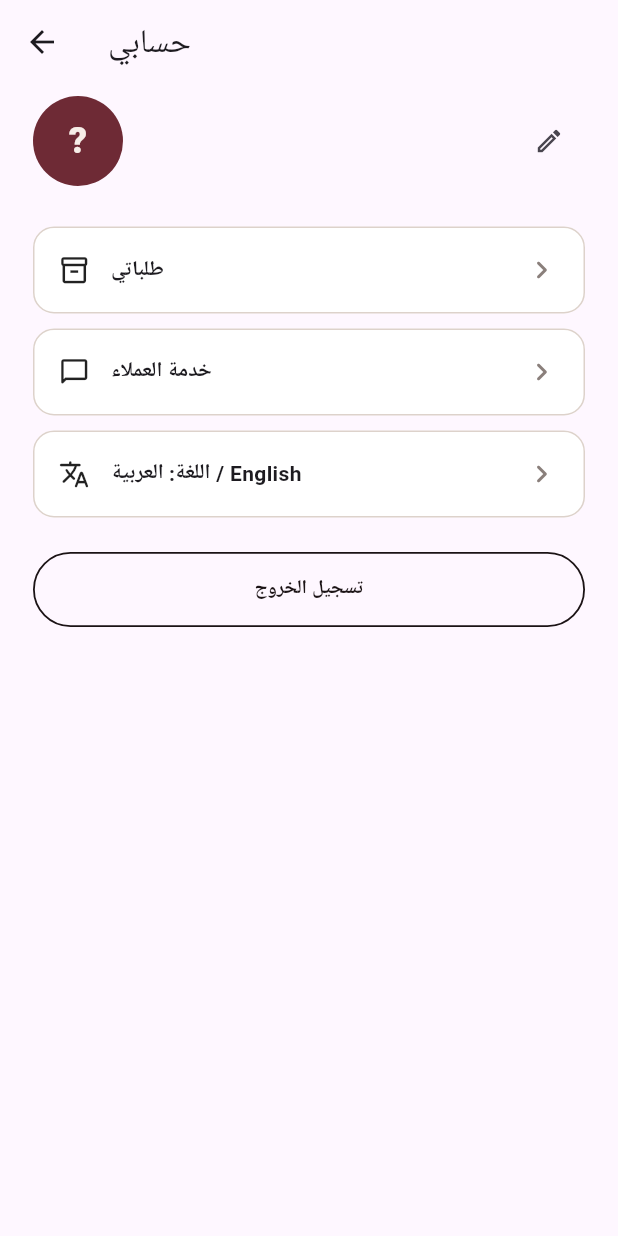
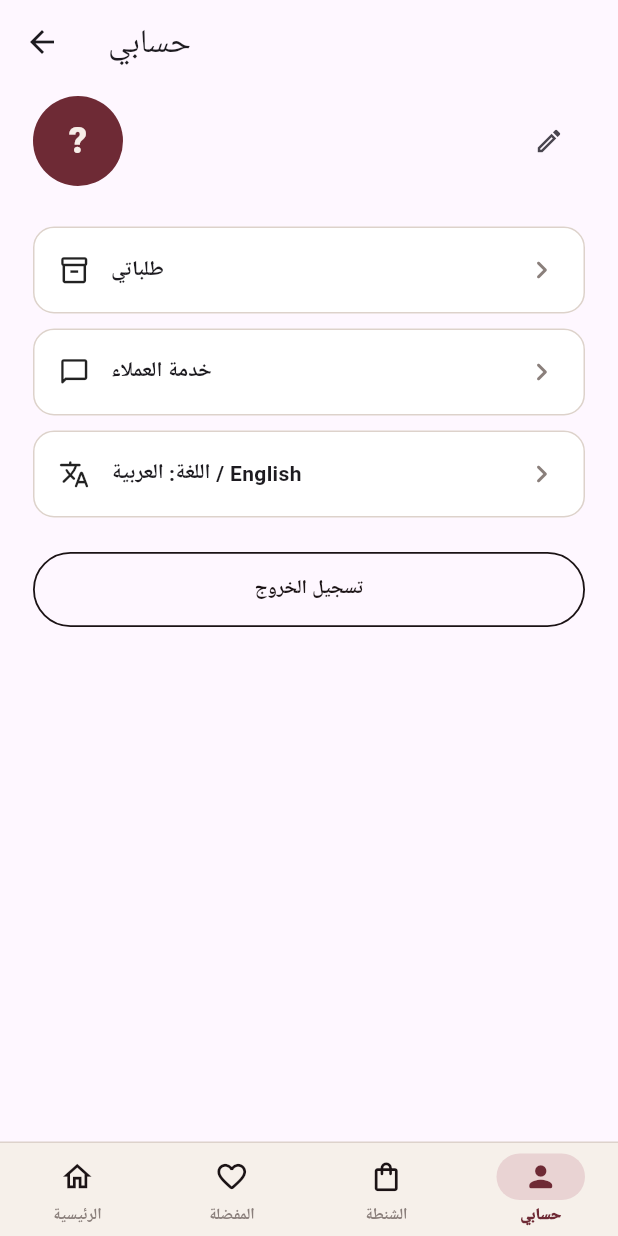
Before and after one commit to ahmedtepry/N-VAKI, a Flutter app: the AccountScreen screen opened directly, on a phone screen of 412 x 824 dp. Run offline on Flutter 3.47's test engine with Material 3 defaults, Android fonts, the phone set to English and light mode, and no system bars; our stand-ins replace google_fonts, image_picker, shared_preferences, supabase_flutter; accounts and stored records are empty.

Commit message:
Bottom nav bar, hidden team access (5 taps on logo), remove dashboard entry from account
Co-Authored-By: Claude Sonnet 5.5 <noreply@anthropic.com>
Claude-Session: https://claude.ai/code/session_017XtVxvedBawTP3ZGRWgMND

```diff
--- a/app/lib/core/api.dart
+++ b/app/lib/core/api.dart
@@ -14,7 +14,9 @@ class Api {
   }
 
   static Future<void> signIn(String email, String password) async {
-    await db.auth.signInWithPassword(email: email.trim(), password: password);
+    var id = email.trim().toLowerCase();
+    if (id == 'admin') id = 'admin@novaki.app'; // team username -> its auth address
+    await db.auth.signInWithPassword(email: id, password: password);
     await App.i.loadProfile();
   }
 
--- a/app/lib/core/app.dart
+++ b/app/lib/core/app.dart
@@ -26,6 +26,11 @@ class App extends ChangeNotifier {
   final List<CartLine> cart = [];
   int unread = 0;
   final Set<String> favs = {};
+  String? pendingCat; // set by the bottom bar to make the home screen show a category
+  void showSaved() {
+    pendingCat = 'fav';
+    notifyListeners();
+  }
 
   StreamSubscription? _notifSub;
   String? _notifUser;
--- a/app/lib/screens/account.dart
+++ b/app/lib/screens/account.dart
@@ -4,7 +4,7 @@ import '../core/app.dart';
 import '../core/common.dart';
 import '../core/models.dart';
 import '../core/theme.dart';
-import '../dash/dash.dart';
+import '../widgets/navbar.dart';
 import 'auth.dart';
 import 'chat.dart';
 import 'orders.dart';
@@ -21,6 +21,7 @@ class AccountScreen extends StatelessWidget {
         final initial = a.name.isEmpty ? '?' : a.name.characters.first.toUpperCase();
         return Scaffold(
           appBar: AppBar(title: Text(tr('حسابي', 'ACCOUNT'))),
+          bottomNavigationBar: const NavBar(current: 3),
           body: ListView(padding: const EdgeInsets.fromLTRB(22, 8, 22, 30), children: [
             Row(children: [
               Container(width: 60, height: 60, alignment: Alignment.center, decoration: const BoxDecoration(color: C.neon, shape: BoxShape.circle), child: Text(initial, style: const TextStyle(fontSize: 24, fontWeight: FontWeight.w900, color: C.onNeon))),
@@ -35,10 +36,6 @@ class AccountScreen extends StatelessWidget {
               IconButton(onPressed: () => _edit(context), icon: const Icon(Icons.edit_outlined, size: 20)),
             ]),
             const SizedBox(height: 22),
-            if (a.isStaff) ...[
-              _tile(context, Icons.dashboard_customize_outlined, tr('لوحة تحكم الفريق', 'Team dashboard'), () => Navigator.of(context).push(fadeRoute(const DashboardScreen())), highlight: true),
-              const SizedBox(height: 10),
-            ],
             _tile(context, Icons.inventory_2_outlined, tr('طلباتي', 'My orders'), () => Navigator.of(context).push(fadeRoute(const OrdersScreen()))),
             _tile(context, Icons.chat_bubble_outline_rounded, tr('خدمة العملاء', 'Support chat'), () => Navigator.of(context).push(fadeRoute(const ChatScreen()))),
             _tile(context, Icons.translate_rounded, tr('اللغة: العربية / English', 'Language: English / العربية'), () => a.setLang(a.ar ? 'en' : 'ar')),
--- a/app/lib/screens/cart.dart
+++ b/app/lib/screens/cart.dart
@@ -5,6 +5,7 @@ import '../core/common.dart';
 import '../core/models.dart';
 import '../core/theme.dart';
 import '../widgets/garment.dart';
+import '../widgets/navbar.dart';
 import 'orders.dart';
 
 class CartScreen extends StatelessWidget {
@@ -17,6 +18,7 @@ class CartScreen extends StatelessWidget {
         final a = App.i;
         return Scaffold(
           appBar: AppBar(title: Text(tr('الشنطة', 'BAG'))),
+          bottomNavigationBar: const NavBar(current: 2),
           body: a.cart.isEmpty
               ? Empty(tr('الشنطة فاضية. اختار قطعة من الشماعة.', 'Your bag is empty. Pick a piece from the rack.'), icon: Icons.shopping_bag_outlined)
               : Column(children: [
--- a/app/lib/screens/notifications.dart
+++ b/app/lib/screens/notifications.dart
@@ -3,6 +3,7 @@ import '../core/api.dart';
 import '../core/app.dart';
 import '../core/common.dart';
 import '../core/theme.dart';
+import '../widgets/navbar.dart';
 
 class NotificationsScreen extends StatefulWidget {
   const NotificationsScreen();
@@ -57,6 +58,7 @@ class _NotificationsScreenState extends State<NotificationsScreen> {
   Widget build(BuildContext context) {
     return Scaffold(
       appBar: AppBar(title: Text(tr('الإشعارات', 'NOTIFICATIONS'))),
+      bottomNavigationBar: const NavBar(),
       body: error != null
           ? ErrorRetry(error!, _load)
           : rows == null
--- a/app/lib/screens/orders.dart
+++ b/app/lib/screens/orders.dart
@@ -5,6 +5,7 @@ import '../core/common.dart';
 import '../core/models.dart';
 import '../core/theme.dart';
 import '../widgets/garment.dart';
+import '../widgets/navbar.dart';
 import 'chat.dart';
 
 class OrdersScreen extends StatefulWidget {
@@ -39,6 +40,7 @@ class _OrdersScreenState extends State<OrdersScreen> {
   Widget build(BuildContext context) {
     return Scaffold(
       appBar: AppBar(title: Text(tr('طلباتي', 'MY ORDERS'))),
+      bottomNavigationBar: const NavBar(current: 3),
       body: error != null
           ? ErrorRetry(error!, _load)
           : orders == null
--- /dev/null
+++ b/app/lib/widgets/navbar.dart
@@ -0,0 +1,72 @@
+import 'package:flutter/material.dart';
+import '../core/app.dart';
+import '../core/common.dart';
+import '../core/theme.dart';
+import '../screens/account.dart';
+import '../screens/cart.dart';
+
+/// Bottom bar: Home · Saved · Bag · Account. [current] highlights a tab (-1 = none).
+/// On the home screen pass [onTap] to handle taps in place; elsewhere the default handler navigates.
+class NavBar extends StatelessWidget {
+  final int current;
+  final ValueChanged<int>? onTap;
+  const NavBar({this.current = -1, this.onTap});
+
+  void _go(BuildContext context, int i) {
+    if (onTap != null) return onTap!(i);
+    final nav = Navigator.of(context);
+    switch (i) {
+      case 0:
+        nav.popUntil((r) => r.isFirst);
+        break;
+      case 1:
+        App.i.showSaved();
+        nav.popUntil((r) => r.isFirst);
+        break;
+      case 2:
+        if (current != 2) nav.pushReplacement(fadeRoute(const CartScreen()));
+        break;
+      case 3:
+        if (current != 3) nav.pushReplacement(fadeRoute(const AccountScreen()));
+        break;
+    }
+  }
+
+  @override
+  Widget build(BuildContext context) {
+    final items = <List<Object>>[
+      [Icons.home_outlined, Icons.home_rounded, tr('الرئيسية', 'Home')],
+      [Icons.favorite_border_rounded, Icons.favorite_rounded, tr('المفضلة', 'Saved')],
+      [Icons.shopping_bag_outlined, Icons.shopping_bag_rounded, tr('الشنطة', 'Bag')],
+      [Icons.person_outline_rounded, Icons.person_rounded, tr('حسابي', 'Account')],
+    ];
+    return Container(
+      decoration: const BoxDecoration(color: C.bg, border: Border(top: BorderSide(color: C.line))),
+      child: SafeArea(
+        top: false,
+        child: SizedBox(
+          height: 62,
+          child: Row(children: [
+            for (var i = 0; i < items.length; i++)
+              Expanded(
+                child: InkResponse(
+                  onTap: () => _go(context, i),
+                  radius: 36,
+                  child: Column(mainAxisAlignment: MainAxisAlignment.center, children: [
+                    AnimatedContainer(
+                      duration: const Duration(milliseconds: 200),
+                      padding: const EdgeInsets.symmetric(horizontal: 18, vertical: 4),
+                      decoration: BoxDecoration(color: current == i ? C.tint : Colors.transparent, borderRadius: BorderRadius.circular(20)),
+                      child: Badge2(i == 2 ? App.i.cartCount : 0, Icon(current == i ? items[i][1] as IconData : items[i][0] as IconData, size: 23, color: current == i ? C.neon : C.ink)),
+                    ),
+                    const SizedBox(height: 2),
+                    Text(items[i][2] as String, style: TextStyle(fontSize: 10.5, fontWeight: current == i ? FontWeight.w900 : FontWeight.w600, color: current == i ? C.neon : C.mute)),
+                  ]),
+                ),
+              ),
+          ]),
+        ),
+      ),
+    );
+  }
+}
```
Also changed, not shown: app/lib/screens/auth.dart (+17 -1 lines), app/lib/screens/home.dart (+66 -6 lines), app/lib/screens/staff_access.dart (added, +96 -0 lines).
